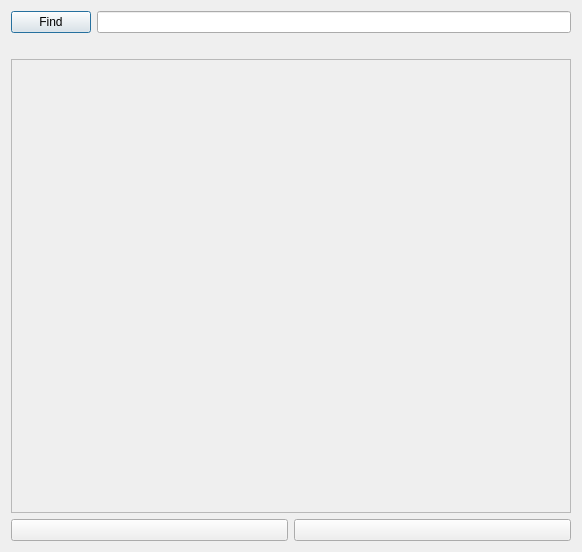
Old version of the form src/core/searchdialog.ui in the repository 0xzer0x/quran-companion.
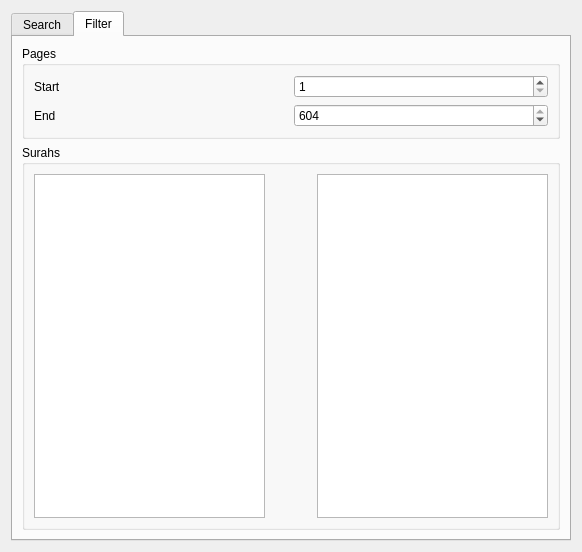
New version of the form. Icons and pictures are not drawn.

Commit message: added bookmarks tab & search within page range

Diff of the .ui file:
```diff
--- a/src/core/searchdialog.ui
+++ b/src/core/searchdialog.ui
@@ -11,8 +11,18 @@
    </rect>
   </property>
   <property name="windowTitle">
-   <string>Dialog</string>
+   <string>Verse search</string>
   </property>
+  <layout class="QVBoxLayout" name="verticalLayout_3">
+   <item>
+    <widget class="QTabWidget" name="tabWidget">
+     <property name="currentIndex">
+      <number>1</number>
+     </property>
+     <widget class="QWidget" name="searchTab">
+      <attribute name="title">
+       <string>Search</string>
+      </attribute>
   <layout class="QVBoxLayout" name="verticalLayout">
    <item>
     <layout class="QHBoxLayout" name="hboxSearchBar">
@@ -21,6 +31,9 @@
        <property name="text">
         <string>Find</string>
        </property>
+           <property name="default">
+            <bool>true</bool>
+           </property>
       </widget>
      </item>
      <item>
@@ -29,6 +42,8 @@
     </layout>
    </item>
    <item>
+        <layout class="QHBoxLayout" name="horizontalLayout">
+         <item>
     <widget class="QLabel" name="lbResultCount">
      <property name="text">
       <string/>
@@ -36,6 +51,28 @@
     </widget>
    </item>
    <item>
+          <spacer name="horizontalSpacer">
+           <property name="orientation">
+            <enum>Qt::Horizontal</enum>
+           </property>
+           <property name="sizeHint" stdset="0">
+            <size>
+             <width>40</width>
+             <height>20</height>
+            </size>
+           </property>
+          </spacer>
+         </item>
+         <item>
+          <widget class="QCheckBox" name="chkWholeWord">
+           <property name="text">
+            <string>Whole word</string>
+           </property>
+          </widget>
+         </item>
+        </layout>
+       </item>
+       <item>
     <widget class="QScrollArea" name="scrollArea">
      <property name="horizontalScrollBarPolicy">
       <enum>Qt::ScrollBarAlwaysOff</enum>
@@ -51,8 +88,8 @@
        <rect>
         <x>0</x>
         <y>0</y>
-        <width>562</width>
-        <height>446</height>
+            <width>98</width>
+            <height>28</height>
        </rect>
       </property>
       <layout class="QVBoxLayout" name="verticalLayout_2"/>
@@ -71,6 +108,9 @@
          <normalon>:/assets/images/arrow-left.png</normalon>
         </iconset>
        </property>
+           <property name="shortcut">
+            <string>Left</string>
+           </property>
       </widget>
      </item>
      <item>
@@ -83,9 +123,131 @@
          <normalon>:/assets/images/arrow-right.png</normalon>
         </iconset>
        </property>
+           <property name="shortcut">
+            <string>Right</string>
+           </property>
       </widget>
      </item>
     </layout>
+       </item>
+      </layout>
+     </widget>
+     <widget class="QWidget" name="filterTab">
+      <attribute name="title">
+       <string>Filter</string>
+      </attribute>
+      <layout class="QVBoxLayout" name="verticalLayout_4">
+       <item>
+        <widget class="QGroupBox" name="groupBox">
+         <property name="title">
+          <string>Pages</string>
+         </property>
+         <layout class="QVBoxLayout" name="verticalLayout_5">
+          <item>
+           <layout class="QHBoxLayout" name="horizontalLayout_2">
+            <item>
+             <widget class="QLabel" name="label">
+              <property name="text">
+               <string>Start</string>
+              </property>
+             </widget>
+            </item>
+            <item>
+             <widget class="QSpinBox" name="spnStartPage">
+              <property name="minimum">
+               <number>1</number>
+              </property>
+              <property name="maximum">
+               <number>604</number>
+              </property>
+              <property name="stepType">
+               <enum>QAbstractSpinBox::DefaultStepType</enum>
+              </property>
+              <property name="value">
+               <number>1</number>
+              </property>
+             </widget>
+            </item>
+           </layout>
+          </item>
+          <item>
+           <layout class="QHBoxLayout" name="horizontalLayout_3">
+            <item>
+             <widget class="QLabel" name="label_2">
+              <property name="text">
+               <string>End</string>
+              </property>
+             </widget>
+            </item>
+            <item>
+             <widget class="QSpinBox" name="spnEndPage">
+              <property name="minimum">
+               <number>1</number>
+              </property>
+              <property name="maximum">
+               <number>604</number>
+              </property>
+              <property name="value">
+               <number>604</number>
+              </property>
+             </widget>
+            </item>
+           </layout>
+          </item>
+         </layout>
+        </widget>
+       </item>
+       <item>
+        <widget class="QGroupBox" name="groupBox_2">
+         <property name="title">
+          <string>Surahs</string>
+         </property>
+         <layout class="QHBoxLayout" name="horizontalLayout_4">
+          <item>
+           <widget class="QListView" name="listViewAllSurahs">
+            <property name="editTriggers">
+             <set>QAbstractItemView::NoEditTriggers</set>
+            </property>
+            <property name="showDropIndicator" stdset="0">
+             <bool>false</bool>
+            </property>
+            <property name="selectionMode">
+             <enum>QAbstractItemView::ExtendedSelection</enum>
+            </property>
+           </widget>
+          </item>
+          <item>
+           <widget class="QPushButton" name="btnTransfer">
+            <property name="text">
+             <string/>
+            </property>
+            <property name="flat">
+             <bool>true</bool>
+            </property>
+           </widget>
+          </item>
+          <item>
+           <widget class="QListView" name="listViewSelected">
+            <property name="editTriggers">
+             <set>QAbstractItemView::NoEditTriggers</set>
+            </property>
+            <property name="showDropIndicator" stdset="0">
+             <bool>false</bool>
+            </property>
+            <property name="selectionMode">
+             <enum>QAbstractItemView::ExtendedSelection</enum>
+            </property>
+            <property name="resizeMode">
+             <enum>QListView::Fixed</enum>
+            </property>
+           </widget>
+          </item>
+         </layout>
+        </widget>
+       </item>
+      </layout>
+     </widget>
+    </widget>
    </item>
   </layout>
  </widget>
```
Lines whose indentation alone changed are shown as unchanged. The commit also changes 26 other files.
